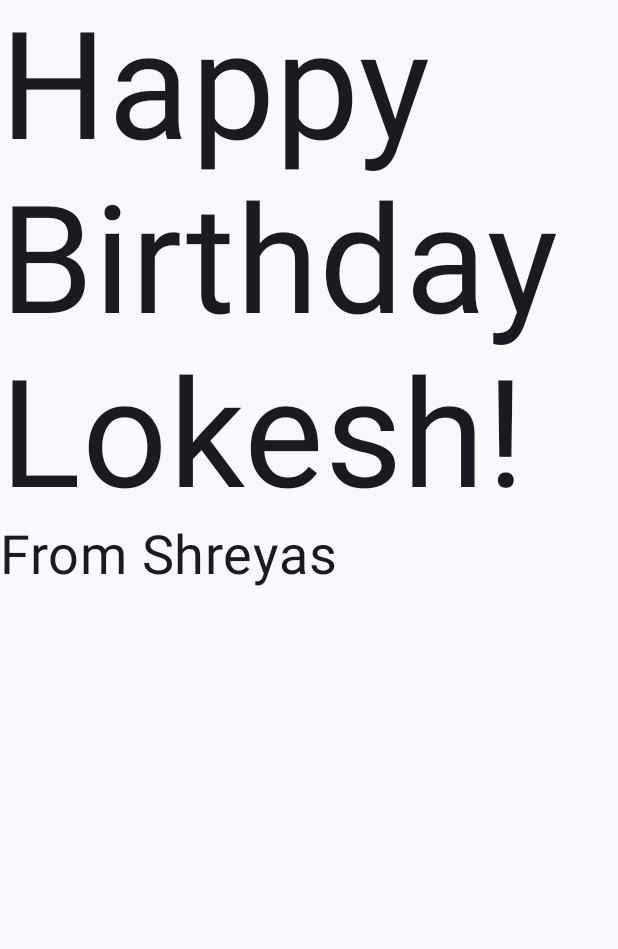
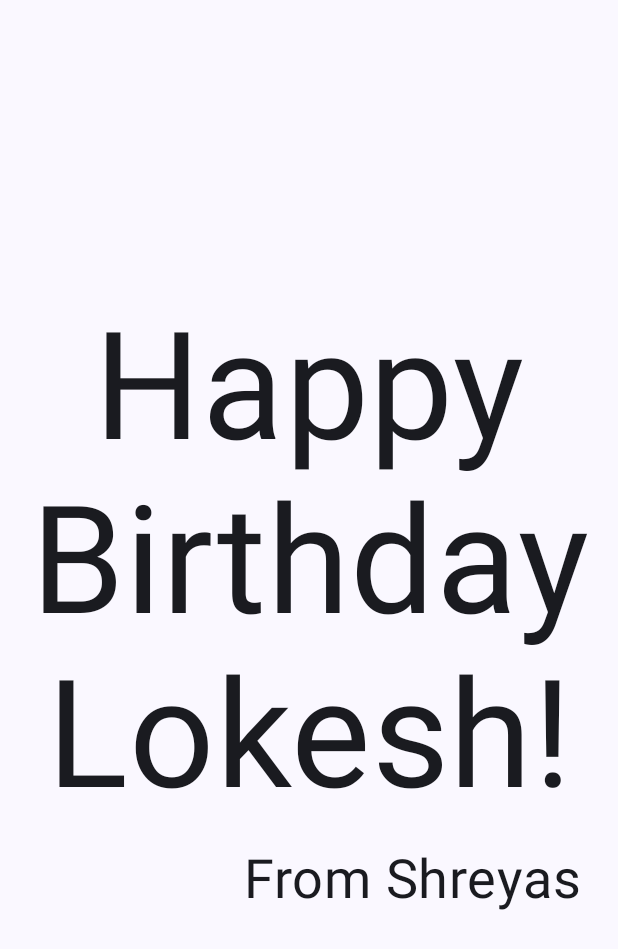
Before and after one commit to shreyaskbkukke/Birthday_Greetings, an Android app built with Jetpack Compose: the screen it shows after launch (MainActivity), on a phone screen of 412 x 824 dp. Shown: the top 949 px of the screen. Run offline under Robolectric (Android 15) with nearby library versions, the phone set to English and light mode, and no system bars.

Commit message:
UI altering

```diff
--- a/app/src/main/java/com/example/birthdaygreetings/MainActivity.kt
+++ b/app/src/main/java/com/example/birthdaygreetings/MainActivity.kt
@@ -3,14 +3,19 @@ package com.example.birthdaygreetings
 import android.os.Bundle
 import androidx.activity.ComponentActivity
 import androidx.activity.compose.setContent
+import androidx.compose.foundation.layout.Arrangement
 import androidx.compose.foundation.layout.Column
 import androidx.compose.foundation.layout.fillMaxSize
+import androidx.compose.foundation.layout.padding
 import androidx.compose.material3.MaterialTheme
 import androidx.compose.material3.Surface
 import androidx.compose.material3.Text
 import androidx.compose.runtime.Composable
+import androidx.compose.ui.Alignment
 import androidx.compose.ui.Modifier
+import androidx.compose.ui.text.style.TextAlign
 import androidx.compose.ui.tooling.preview.Preview
+import androidx.compose.ui.unit.dp
 import androidx.compose.ui.unit.sp
 import com.example.birthdaygreetings.ui.theme.BirthdayGreetingsTheme
 
@@ -33,15 +38,23 @@ class MainActivity : ComponentActivity() {
 
 @Composable
 fun GreetingText( message: String, from: String, modifier: Modifier = Modifier ) {
-    Column {
+    Column (
+        verticalArrangement = Arrangement.Center,
+                modifier = modifier
+            .padding(8.dp)
+    ) {
         Text(
             text = message,
             fontSize = 100.sp,
             lineHeight = 116.sp,
+            textAlign = TextAlign.Center
         )
         Text(
             text = from,
             fontSize = 36.sp,
+            modifier =  modifier
+                .padding(16.dp)
+                .align(Alignment.End)
         )
     }
 }
```
